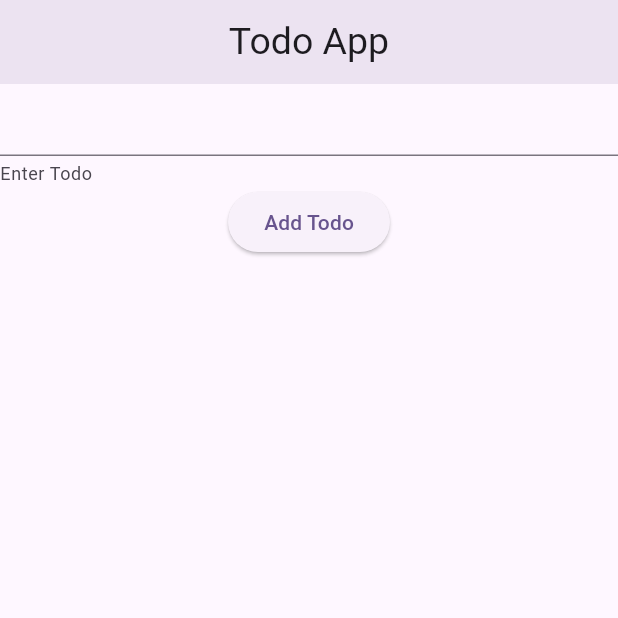
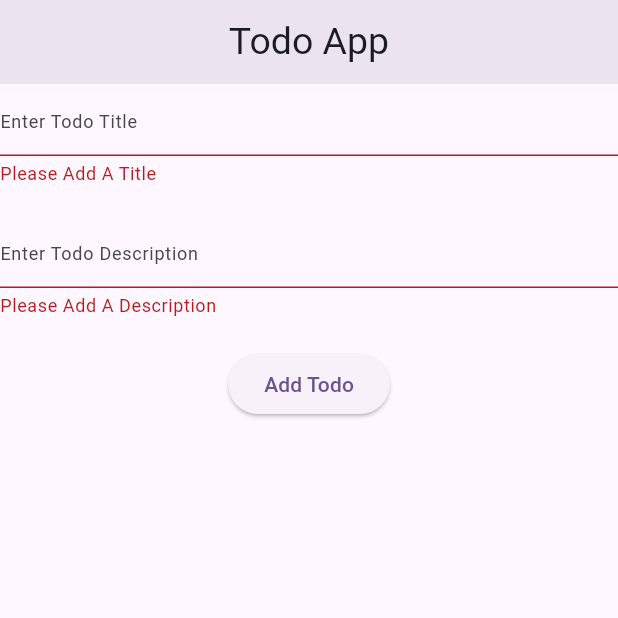
Before and after one commit to jmdotdev/Flutter_Series, a Flutter app: the screen it shows after launch, after a tap on "Add Todo", on a phone screen of 412 x 824 dp, the top half of it. Run offline on Flutter 3.47's test engine with Material 3 defaults, Android fonts, the light colour scheme and no system bars.

Commit message:
Feat: Add descripion field into Todo Class

```diff
--- /dev/null
+++ b/todo/lib/Models/Todo.dart
@@ -0,0 +1,11 @@
+// ignore_for_file: non_constant_identifier_names
+
+import 'package:flutter/material.dart';
+
+class Todo {
+  int Id;
+  String Title;
+  String Description;
+
+  Todo({required this.Id, required this.Title, required this.Description});
+}
--- a/todo/lib/main.dart
+++ b/todo/lib/main.dart
@@ -1,4 +1,5 @@
 import 'package:flutter/material.dart';
+import 'package:todo/Models/Todo.dart';
 
 void main() {
   runApp(const MyApp());
@@ -32,7 +33,8 @@ class Home extends StatefulWidget {
 class _HomeState extends State<Home> {
   final GlobalKey<FormState> _formKey = GlobalKey<FormState>();
   final TextEditingController _titleController = TextEditingController();
-  List<String> _tasks = [];
+  final TextEditingController __descriptionController = TextEditingController();
+  List<Todo> _tasks = [];
   @override
   Widget build(BuildContext context) {
     return Scaffold(
@@ -47,19 +49,46 @@ class _HomeState extends State<Home> {
             children: <Widget>[
               TextFormField(
                 controller: _titleController,
-                decoration: const InputDecoration(helperText: "Enter Todo"),
+                decoration: const InputDecoration(
+                    hintText: "Enter Todo Title",
+                    hintStyle: TextStyle(fontSize: 12)),
                 validator: (value) {
                   if (value == null || value.isEmpty) {
-                    return "Please Add A Task";
+                    return "Please Add A Title";
                   }
                   return null;
                 },
               ),
+              const SizedBox(
+                height: 20,
+              ),
+              TextFormField(
+                decoration: const InputDecoration(
+                    hintText: "Enter Todo Description",
+                    hintStyle: TextStyle(fontSize: 12)),
+                controller: __descriptionController,
+                validator: (value) {
+                  if (value == null || value.isEmpty) {
+                    return "Please Add A Description";
+                  }
+                  return null;
+                },
+              ),
+              const SizedBox(
+                height: 20,
+              ),
               ElevatedButton(
                   onPressed: () {
                     setState(() {
-                      _tasks.add(_titleController.text);
-                      _titleController.clear();
+                      if (_formKey.currentState!.validate()) {
+                        var todo = Todo(
+                            Id: _tasks.length + 1,
+                            Title: _titleController.text,
+                            Description: __descriptionController.text);
+                        _tasks.add(todo);
+                        _titleController.clear();
+                        __descriptionController.clear();
+                      }
                     });
                   },
                   child: const Text("Add Todo")),
@@ -68,7 +97,9 @@ class _HomeState extends State<Home> {
                       itemCount: _tasks.length,
                       itemBuilder: (BuildContext context, int index) {
                         return ListTile(
-                          leading: Text(_tasks[index]),
+                          leading: Text(_tasks[index].Id.toString()),
+                          title: Text(_tasks[index].Title),
+                          subtitle: Text(_tasks[index].Description),
                         );
                       })),
             ],
```
